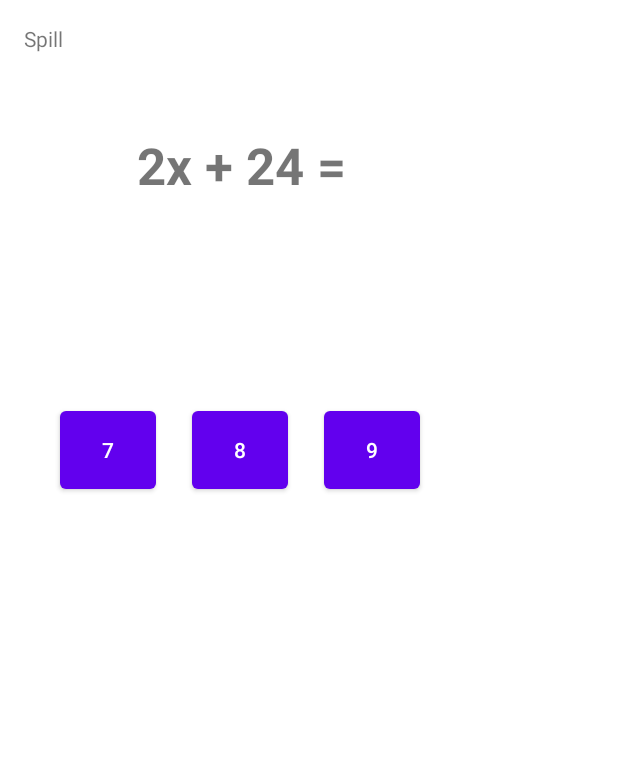
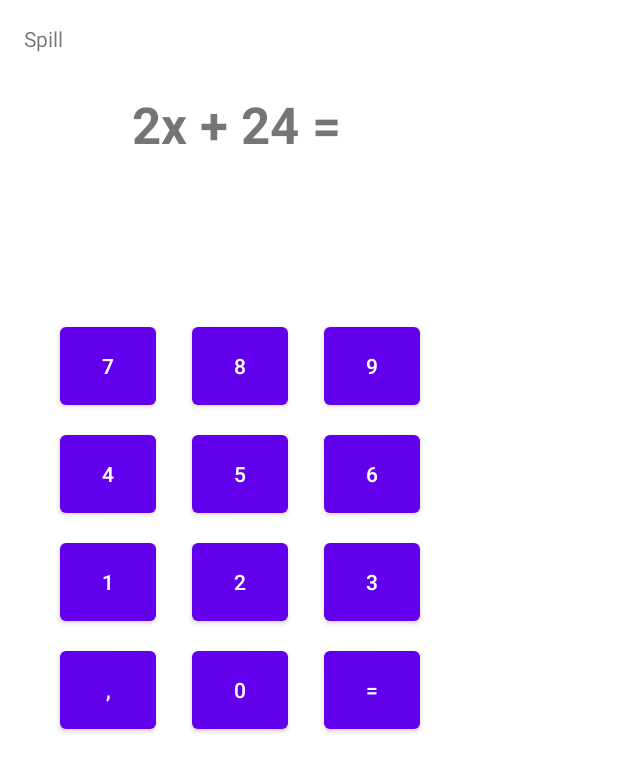
Before and after one commit to KapteinKS/Apputvikling-Mappe1, an Android app: the screen it shows after launch (Spill), on a phone screen of 412 x 824 dp. Shown: the top 772 px of the screen. Run offline under Robolectric (Android 15) with nearby library versions, the light colour scheme and no system bars.

Commit message:
cont'd work game-layout

```diff
--- a/app/src/main/res/layout/activity_spill.xml
+++ b/app/src/main/res/layout/activity_spill.xml
@@ -21,8 +21,8 @@
         android:id="@+id/textView"
         android:layout_width="wrap_content"
         android:layout_height="wrap_content"
-        android:layout_marginStart="91dp"
-        android:layout_marginTop="87dp"
+        android:layout_marginStart="88dp"
+        android:layout_marginTop="60dp"
         android:text="2x + 24 ="
         android:textSize="34sp"
         android:textStyle="bold"
@@ -33,8 +33,8 @@
         android:id="@+id/output"
         android:layout_width="wrap_content"
         android:layout_height="wrap_content"
-        android:layout_marginStart="161dp"
-        android:layout_marginTop="194dp"
+        android:layout_marginStart="160dp"
+        android:layout_marginTop="132dp"
         android:textSize="34sp"
         android:textStyle="bold"
         app:layout_constraintStart_toStartOf="parent"
@@ -45,8 +45,68 @@
         android:layout_width="64dp"
         android:layout_height="64dp"
         android:layout_marginStart="40dp"
-        android:layout_marginTop="268dp"
+        android:layout_marginTop="212dp"
         android:text="7"
+        app:layout_constraintStart_toStartOf="parent"
+        app:layout_constraintTop_toTopOf="parent" />
+
+    <Button
+        android:id="@+id/button_comma"
+        android:layout_width="64dp"
+        android:layout_height="64dp"
+        android:layout_marginStart="40dp"
+        android:layout_marginTop="428dp"
+        android:text=","
+        app:layout_constraintStart_toStartOf="parent"
+        app:layout_constraintTop_toTopOf="parent" />
+
+    <Button
+        android:id="@+id/button_euqals"
+        android:layout_width="64dp"
+        android:layout_height="64dp"
+        android:layout_marginStart="216dp"
+        android:layout_marginTop="428dp"
+        android:text="="
+        app:layout_constraintStart_toStartOf="parent"
+        app:layout_constraintTop_toTopOf="parent" />
+
+    <Button
+        android:id="@+id/button_6"
+        android:layout_width="64dp"
+        android:layout_height="64dp"
+        android:layout_marginStart="216dp"
+        android:layout_marginTop="284dp"
+        android:text="6"
+        app:layout_constraintStart_toStartOf="parent"
+        app:layout_constraintTop_toTopOf="parent" />
+
+    <Button
+        android:id="@+id/button_4"
+        android:layout_width="64dp"
+        android:layout_height="64dp"
+        android:layout_marginStart="40dp"
+        android:layout_marginTop="284dp"
+        android:text="4"
+        app:layout_constraintStart_toStartOf="parent"
+        app:layout_constraintTop_toTopOf="parent" />
+
+    <Button
+        android:id="@+id/button_2"
+        android:layout_width="64dp"
+        android:layout_height="64dp"
+        android:layout_marginStart="128dp"
+        android:layout_marginTop="356dp"
+        android:text="2"
+        app:layout_constraintStart_toStartOf="parent"
+        app:layout_constraintTop_toTopOf="parent" />
+
+    <Button
+        android:id="@+id/button_0"
+        android:layout_width="64dp"
+        android:layout_height="64dp"
+        android:layout_marginStart="128dp"
+        android:layout_marginTop="428dp"
+        android:text="0"
         app:layout_constraintStart_toStartOf="parent"
         app:layout_constraintTop_toTopOf="parent" />
 
@@ -55,8 +115,18 @@
         android:layout_width="64dp"
         android:layout_height="64dp"
         android:layout_marginStart="128dp"
-        android:layout_marginTop="268dp"
+        android:layout_marginTop="212dp"
         android:text="8"
+        app:layout_constraintStart_toStartOf="parent"
+        app:layout_constraintTop_toTopOf="parent" />
+
+    <Button
+        android:id="@+id/button_1"
+        android:layout_width="64dp"
+        android:layout_height="64dp"
+        android:layout_marginStart="40dp"
+        android:layout_marginTop="356dp"
+        android:text="1"
         app:layout_constraintStart_toStartOf="parent"
         app:layout_constraintTop_toTopOf="parent" />
 
@@ -65,8 +135,28 @@
         android:layout_width="64dp"
         android:layout_height="64dp"
         android:layout_marginStart="216dp"
-        android:layout_marginTop="268dp"
+        android:layout_marginTop="212dp"
         android:text="9"
+        app:layout_constraintStart_toStartOf="parent"
+        app:layout_constraintTop_toTopOf="parent" />
+
+    <Button
+        android:id="@+id/button_3"
+        android:layout_width="64dp"
+        android:layout_height="64dp"
+        android:layout_marginStart="216dp"
+        android:layout_marginTop="356dp"
+        android:text="3"
+        app:layout_constraintStart_toStartOf="parent"
+        app:layout_constraintTop_toTopOf="parent" />
+
+    <Button
+        android:id="@+id/button_5"
+        android:layout_width="64dp"
+        android:layout_height="64dp"
+        android:layout_marginStart="128dp"
+        android:layout_marginTop="284dp"
+        android:text="5"
         app:layout_constraintStart_toStartOf="parent"
         app:layout_constraintTop_toTopOf="parent" />
 
```
